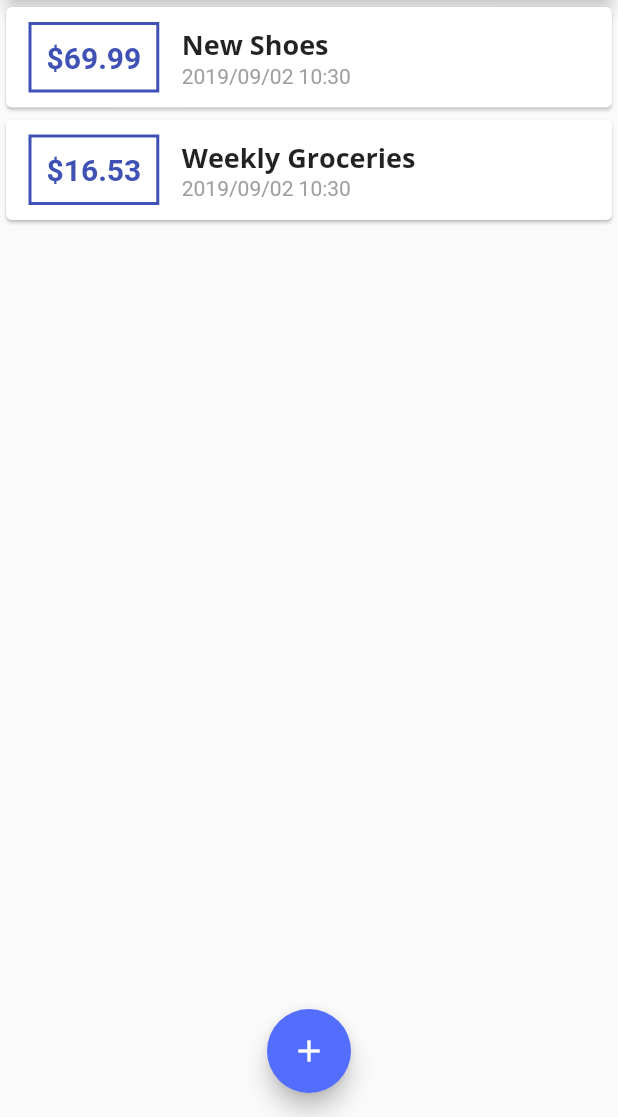
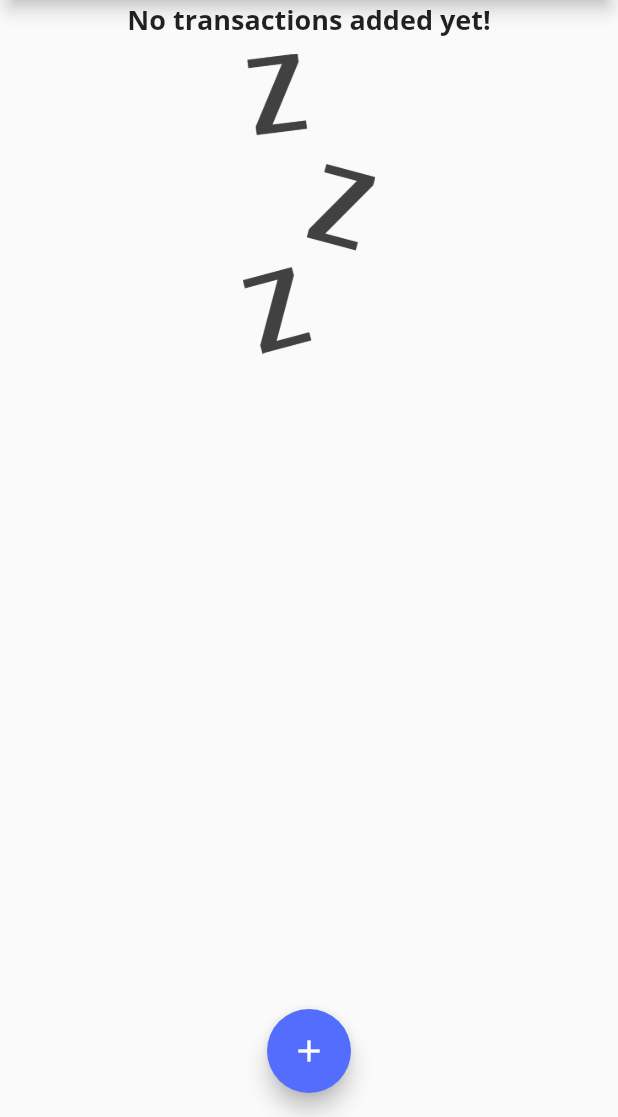
Before and after one commit to goki0524/kakeibo, a Flutter app: the screen it shows after launch, on a phone screen of 412 x 824 dp, the part 119-1236 px from its top. Run offline on Flutter 3.47's test engine with Material 2 defaults, Android fonts, the phone set to English and light mode, and no system bars.

Commit message:
finish 94

```diff
--- a/lib/main.dart
+++ b/lib/main.dart
@@ -42,18 +42,18 @@ class MyHomePage extends StatefulWidget {
 
 class _MyHomePageState extends State<MyHomePage> {
   final List<Transaction> _userTransactions = [
-    Transaction(
-      id: 't1',
-      title: 'New Shoes',
-      amount: 69.99,
-      date: DateTime.now(),
-    ),
-    Transaction(
-      id: 't2',
-      title: 'Weekly Groceries',
-      amount: 16.53,
-      date: DateTime.now(),
-    ),
+    // Transaction(
+    //   id: 't1',
+    //   title: 'New Shoes',
+    //   amount: 69.99,
+    //   date: DateTime.now(),
+    // ),
+    // Transaction(
+    //   id: 't2',
+    //   title: 'Weekly Groceries',
+    //   amount: 16.53,
+    //   date: DateTime.now(),
+    // ),
   ];
 
   void _addNewTransaction(String txTitle, double txAmount) {
--- a/lib/widgets/transaction_list.dart
+++ b/lib/widgets/transaction_list.dart
@@ -11,7 +11,26 @@ class TransactionList extends StatelessWidget {
   Widget build(BuildContext context) {
     return Container(
       height: 300,
-      child: ListView.builder(
+      child: transactions.isEmpty
+          ? Column(
+              children: <Widget>[
+                Text(
+                  'No transactions added yet!',
+                  style: Theme.of(context).textTheme.title,
+                ),
+                SizedBox(
+                  height: 10,
+                ),
+                Container(
+                  height: 200,
+                  child: Image.asset(
+                    'assets/images/waiting.png',
+                    fit: BoxFit.cover,
+                  ),
+                ),
+              ],
+            )
+          : ListView.builder(
               itemBuilder: (ctx, index) {
                 return Card(
                   child: Row(
@@ -45,7 +64,8 @@ class TransactionList extends StatelessWidget {
                             style: Theme.of(context).textTheme.title,
                           ),
                           Text(
-                      DateFormat('yyyy/MM/dd hh:mm').format(transactions[index].date),
+                            DateFormat('yyyy/MM/dd hh:mm')
+                                .format(transactions[index].date),
                             style: TextStyle(
                               color: Colors.grey,
                             ),
--- a/pubspec.yaml
+++ b/pubspec.yaml
@@ -42,8 +42,8 @@ flutter:
   uses-material-design: true
 
   # To add assets to your application, add an assets section, like this:
-  # assets:
-  #  - images/a_dot_burr.jpeg
+  assets:
+   - assets/images/waiting.png
   #  - images/a_dot_ham.jpeg
 
   # An image asset can refer to one or more resolution-specific "variants", see
```
Lines whose indentation alone changed are shown as unchanged.
